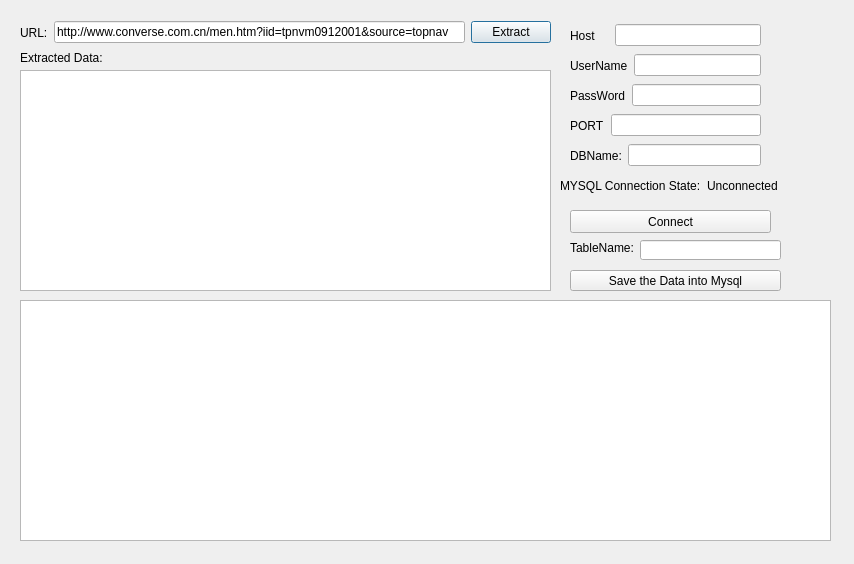
First picture: the form in MainWindow.ui, repository WebCatch/WebCatch-PythonVersion-, before the edit.
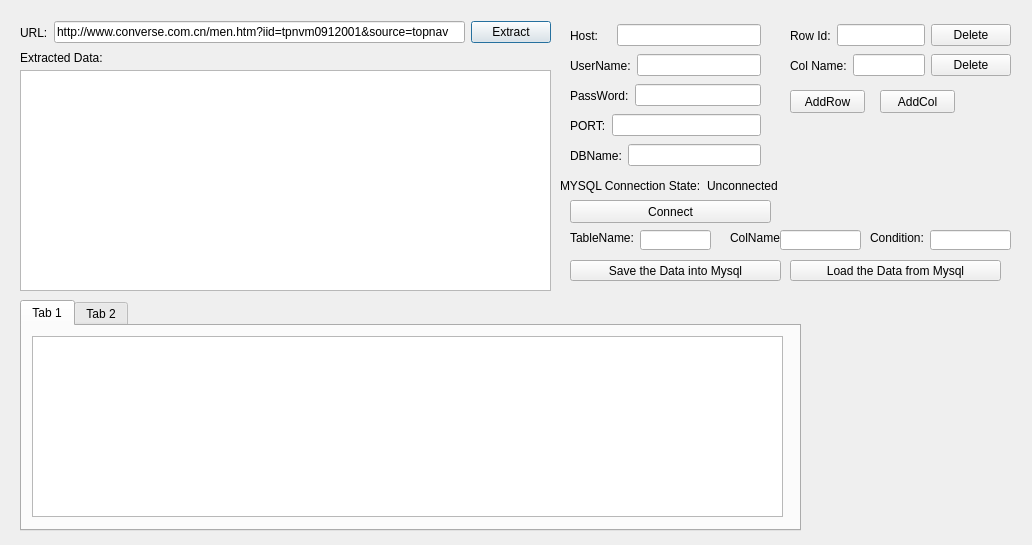
Second picture: the form after the edit.

What changed in the file:
```diff
--- a/MainWindow.ui
+++ b/MainWindow.ui
@@ -6,8 +6,8 @@
    <rect>
     <x>0</x>
     <y>0</y>
-    <width>854</width>
-    <height>564</height>
+    <width>1032</width>
+    <height>545</height>
    </rect>
   </property>
   <property name="windowTitle">
@@ -69,7 +69,7 @@
     <item>
      <widget class="QLabel" name="label_7">
       <property name="text">
-       <string>PORT</string>
+       <string>PORT:</string>
       </property>
      </widget>
     </item>
@@ -95,7 +95,7 @@
     <item>
      <widget class="QLabel" name="label_4">
       <property name="text">
-       <string>UserName</string>
+       <string>UserName:</string>
       </property>
      </widget>
     </item>
@@ -121,7 +121,7 @@
     <item>
      <widget class="QLabel" name="label_5">
       <property name="text">
-       <string>PassWord</string>
+       <string>PassWord:</string>
       </property>
      </widget>
     </item>
@@ -173,7 +173,7 @@
     <item>
      <widget class="QLabel" name="label_3">
       <property name="text">
-       <string>Host</string>
+       <string>Host:</string>
       </property>
      </widget>
     </item>
@@ -197,7 +197,7 @@
    <property name="geometry">
     <rect>
      <x>570</x>
-     <y>210</y>
+     <y>200</y>
      <width>201</width>
      <height>23</height>
     </rect>
@@ -210,7 +210,7 @@
    <property name="geometry">
     <rect>
      <x>570</x>
-     <y>270</y>
+     <y>260</y>
      <width>211</width>
      <height>21</height>
     </rect>
@@ -262,8 +262,8 @@
    <property name="geometry">
     <rect>
      <x>640</x>
-     <y>240</y>
-     <width>141</width>
+     <y>230</y>
+     <width>71</width>
      <height>20</height>
     </rect>
    </property>
@@ -272,7 +272,7 @@
    <property name="geometry">
     <rect>
      <x>570</x>
-     <y>240</y>
+     <y>230</y>
      <width>71</width>
      <height>16</height>
     </rect>
@@ -281,13 +281,179 @@
     <string>TableName:</string>
    </property>
   </widget>
-  <widget class="QTableWidget" name="tableWidget">
+  <widget class="QTabWidget" name="tabWidget">
    <property name="geometry">
     <rect>
      <x>20</x>
      <y>300</y>
-     <width>811</width>
-     <height>241</height>
+     <width>781</width>
+     <height>231</height>
+    </rect>
+   </property>
+   <property name="currentIndex">
+    <number>0</number>
+   </property>
+   <widget class="QWidget" name="tab">
+    <attribute name="title">
+     <string>Tab 1</string>
+    </attribute>
+    <widget class="QTableWidget" name="tableWidget">
+     <property name="geometry">
+      <rect>
+       <x>10</x>
+       <y>10</y>
+       <width>751</width>
+       <height>181</height>
+      </rect>
+     </property>
+    </widget>
+   </widget>
+   <widget class="QWidget" name="tab_2">
+    <attribute name="title">
+     <string>Tab 2</string>
+    </attribute>
+   </widget>
+  </widget>
+  <widget class="QWidget" name="horizontalLayoutWidget_8">
+   <property name="geometry">
+    <rect>
+     <x>790</x>
+     <y>20</y>
+     <width>221</width>
+     <height>31</height>
+    </rect>
+   </property>
+   <layout class="QHBoxLayout" name="horizontalLayout_8">
+    <item>
+     <widget class="QLabel" name="label_9">
+      <property name="text">
+       <string>Row Id:</string>
+      </property>
+     </widget>
+    </item>
+    <item>
+     <widget class="QLineEdit" name="lineEdit"/>
+    </item>
+    <item>
+     <widget class="QPushButton" name="pushButton">
+      <property name="text">
+       <string>Delete</string>
+      </property>
+     </widget>
+    </item>
+   </layout>
+  </widget>
+  <widget class="QWidget" name="horizontalLayoutWidget_9">
+   <property name="geometry">
+    <rect>
+     <x>790</x>
+     <y>50</y>
+     <width>221</width>
+     <height>31</height>
+    </rect>
+   </property>
+   <layout class="QHBoxLayout" name="horizontalLayout_9">
+    <item>
+     <widget class="QLabel" name="label_12">
+      <property name="text">
+       <string>Col Name:</string>
+      </property>
+     </widget>
+    </item>
+    <item>
+     <widget class="QLineEdit" name="lineEdit_2"/>
+    </item>
+    <item>
+     <widget class="QPushButton" name="pushButton_4">
+      <property name="text">
+       <string>Delete</string>
+      </property>
+     </widget>
+    </item>
+   </layout>
+  </widget>
+  <widget class="QPushButton" name="pushButton_2">
+   <property name="geometry">
+    <rect>
+     <x>790</x>
+     <y>90</y>
+     <width>75</width>
+     <height>23</height>
+    </rect>
+   </property>
+   <property name="text">
+    <string>AddRow</string>
+   </property>
+  </widget>
+  <widget class="QPushButton" name="pushButton_3">
+   <property name="geometry">
+    <rect>
+     <x>880</x>
+     <y>90</y>
+     <width>75</width>
+     <height>23</height>
+    </rect>
+   </property>
+   <property name="text">
+    <string>AddCol</string>
+   </property>
+  </widget>
+  <widget class="QPushButton" name="btnSave_2">
+   <property name="geometry">
+    <rect>
+     <x>790</x>
+     <y>260</y>
+     <width>211</width>
+     <height>21</height>
+    </rect>
+   </property>
+   <property name="text">
+    <string>Load the Data from Mysql</string>
+   </property>
+  </widget>
+  <widget class="QLabel" name="label_13">
+   <property name="geometry">
+    <rect>
+     <x>730</x>
+     <y>230</y>
+     <width>61</width>
+     <height>16</height>
+    </rect>
+   </property>
+   <property name="text">
+    <string>ColNames:</string>
+   </property>
+  </widget>
+  <widget class="QLineEdit" name="leTablename_2">
+   <property name="geometry">
+    <rect>
+     <x>780</x>
+     <y>230</y>
+     <width>81</width>
+     <height>20</height>
+    </rect>
+   </property>
+  </widget>
+  <widget class="QLabel" name="label_14">
+   <property name="geometry">
+    <rect>
+     <x>870</x>
+     <y>230</y>
+     <width>61</width>
+     <height>16</height>
+    </rect>
+   </property>
+   <property name="text">
+    <string>Condition:</string>
+   </property>
+  </widget>
+  <widget class="QLineEdit" name="leTablename_3">
+   <property name="geometry">
+    <rect>
+     <x>930</x>
+     <y>230</y>
+     <width>81</width>
+     <height>20</height>
     </rect>
    </property>
   </widget>
```
